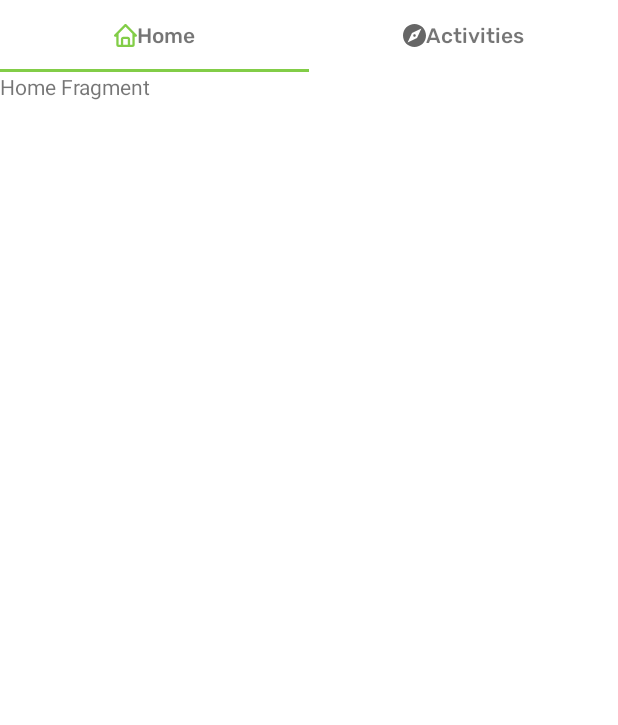
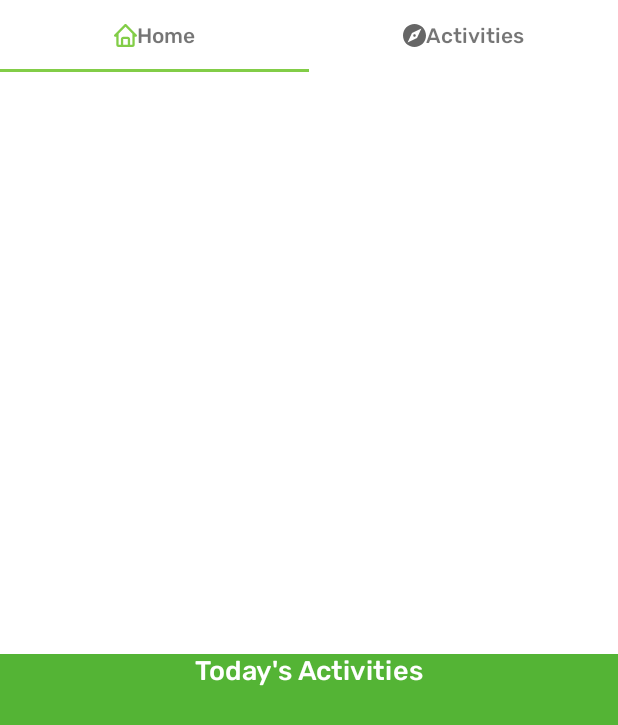
Before and after one commit to mnabilp/kiwinform, an Android app: the HomeFragment screen opened directly, with no data from a screen before it, on a phone screen of 412 x 824 dp. Shown: the top 725 px of the screen. Run offline under Robolectric (Android 15) with nearby library versions, the phone set to English and light mode, and no system bars.

Commit message:
Pembagian layar untuk fragment home dan buat layout untuk recyclerview

```diff
--- a/app/src/main/res/layout/fragment_home.xml
+++ b/app/src/main/res/layout/fragment_home.xml
@@ -1,14 +1,46 @@
 <?xml version="1.0" encoding="utf-8"?>
-<FrameLayout xmlns:android="http://schemas.android.com/apk/res/android"
+<androidx.constraintlayout.widget.ConstraintLayout xmlns:android="http://schemas.android.com/apk/res/android"
     xmlns:tools="http://schemas.android.com/tools"
     android:layout_width="match_parent"
     android:layout_height="match_parent"
+    xmlns:app="http://schemas.android.com/apk/res-auto"
     tools:context=".ui.view.dashboard.HomeFragment">
 
-    <!-- TODO: Update blank fragment layout -->
-    <TextView
+    <androidx.constraintlayout.widget.ConstraintLayout
+        android:id="@+id/top_half"
         android:layout_width="match_parent"
-        android:layout_height="match_parent"
-        android:text="Home Fragment" />
+        android:layout_height="0dp"
+        app:layout_constraintTop_toTopOf="parent"
+        app:layout_constraintBottom_toTopOf="@id/bottom_half">
 
-</FrameLayout>
+    </androidx.constraintlayout.widget.ConstraintLayout>
+
+    <androidx.constraintlayout.widget.ConstraintLayout
+        android:id="@+id/bottom_half"
+        android:layout_width="match_parent"
+        android:layout_height="0dp"
+        app:layout_constraintBottom_toBottomOf="parent"
+        app:layout_constraintTop_toBottomOf="@id/top_half"
+        android:background="@color/colorSecondary">
+
+        <TextView
+            android:id="@+id/todays_activities"
+            android:layout_width="wrap_content"
+            android:layout_height="wrap_content"
+            app:layout_constraintTop_toTopOf="parent"
+            app:layout_constraintStart_toStartOf="parent"
+            app:layout_constraintEnd_toEndOf="parent"
+            android:text="@string/todays_activities"
+            android:textColor="@color/white"
+            style="@style/ButtonTextStyle"/>
+
+        <androidx.recyclerview.widget.RecyclerView
+            android:id="@+id/rv_todays_activities"
+            android:layout_width="match_parent"
+            android:layout_height="wrap_content"
+            app:layout_constraintTop_toBottomOf="@id/todays_activities"
+            android:layout_marginHorizontal="20dp"/>
+
+    </androidx.constraintlayout.widget.ConstraintLayout>
+
+</androidx.constraintlayout.widget.ConstraintLayout>
--- a/app/src/main/res/values/strings.xml
+++ b/app/src/main/res/values/strings.xml
@@ -56,7 +56,7 @@
     <string name="finished_tasks">Finished Tasks</string>
     <string name="great_job">Great Job!</string>
     <string name="ongoing_tasks">Ongoing Tasks</string>
-    <!-- TODO: Remove or change this placeholder text -->
-    <string name="hello_blank_fragment">Hello blank fragment</string>
+
+    <string name="time_example">HH:MM:SS</string>
 
 </resources>
```
